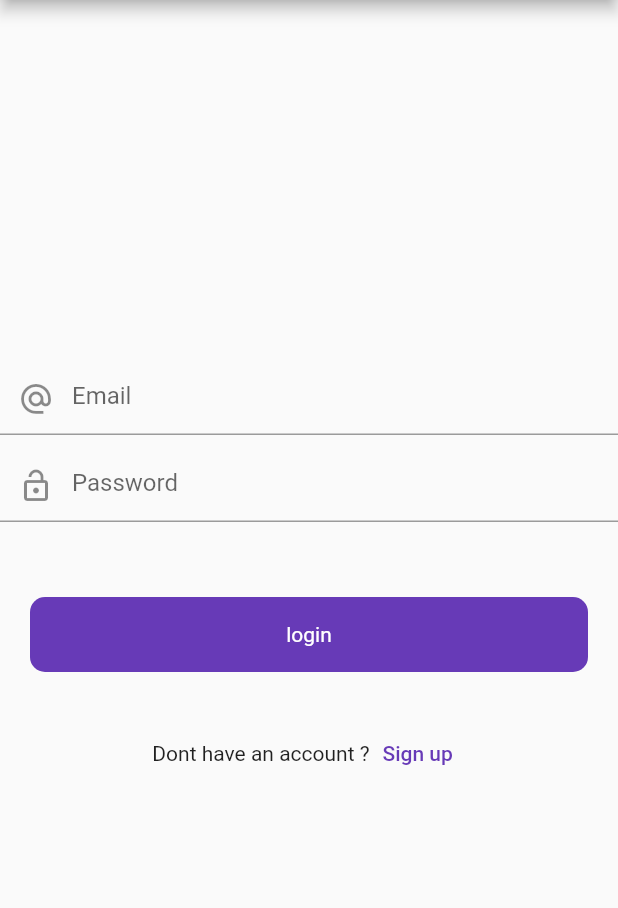
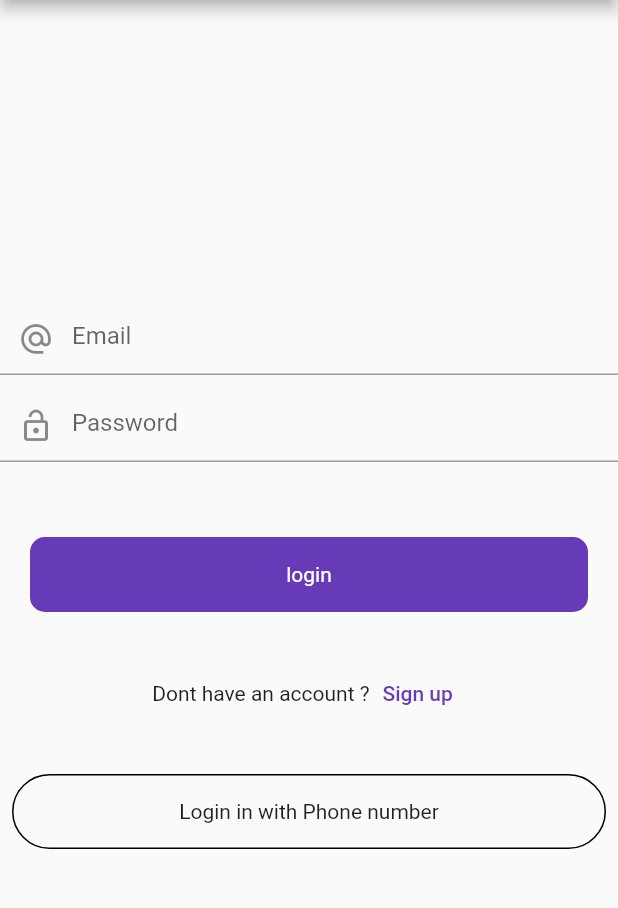
Before and after one commit to voltzylex/Firebase_Auth, a Flutter app: the screen it shows after launch, on a phone screen of 412 x 824 dp, the part 84-992 px from its top. Run offline on Flutter 3.47's test engine with Material 2 defaults, Android fonts, the phone set to English and light mode, and no system bars; our stand-ins replace firebase_auth, firebase_core, fluttertoast; accounts and stored records are empty.

```diff
--- a/lib/ui/auth/login_screen.dart
+++ b/lib/ui/auth/login_screen.dart
@@ -1,3 +1,4 @@
+import 'package:firebase/ui/auth/login_with_phone_number.dart';
 import 'package:firebase/ui/auth/signup_screen.dart';
 import 'package:firebase/ui/posts/posts_screen.dart';
 import 'package:firebase/utils/utilitis.dart';
@@ -26,13 +27,19 @@ class _LoginScreenState extends State<LoginScreen> {
     emailController.dispose();
     passwordController.dispose();
   }
-void login(){
+
+  void login() {
     setState(() {
       loading = true;
     });
-    _auth.signInWithEmailAndPassword(email: emailController.text.toString(), password: passwordController.text.toString()).then((value){
+    _auth
+        .signInWithEmailAndPassword(
+            email: emailController.text.toString(),
+            password: passwordController.text.toString())
+        .then((value) {
       Utils().toastMsg(value.user!.email.toString());
-      Navigator.push(context, MaterialPageRoute(builder: (context)=> PostsScreen()));
+      Navigator.push(
+          context, MaterialPageRoute(builder: (context) => PostsScreen()));
       setState(() {
         loading = false;
       });
@@ -42,7 +49,8 @@ void login(){
         loading = false;
       });
     });
-}
+  }
+
   @override
   Widget build(BuildContext context) {
     return WillPopScope(
@@ -118,7 +126,7 @@ void login(){
             Row(
               mainAxisAlignment: MainAxisAlignment.center,
               children: [
-                Text('Dont have an account ?'),
+                const Text('Dont have an account ?'),
                 TextButton(
                   onPressed: () {
                     Navigator.push(
@@ -126,9 +134,36 @@ void login(){
                       MaterialPageRoute(builder: (context) => SignUpScreen()),
                     );
                   },
-                  child: Text('Sign up'),
+                  child: const Text('Sign up'),
                 ),
               ],
+            ),
+            const SizedBox(
+              height: 30,
+            ),
+            Padding(
+              padding: const EdgeInsets.symmetric(horizontal: 8.0),
+              child: InkWell(
+                onTap: () {
+                  Navigator.push(
+                    context,
+                    MaterialPageRoute(
+                      builder: (context) => LoginWithPhoneNumber(),
+                    ),
+                  );
+                },
+                child: Container(
+                  height: 50,
+                  decoration: BoxDecoration(
+                    borderRadius: BorderRadius.circular(50),
+                    border: Border.all(
+                      color: Colors.black,
+                    ),
+                  ),
+                  child:
+                      const Center(child: Text('Login in with Phone number')),
+                ),
+              ),
             ),
           ],
         ),
```
Also changed, not shown: lib/ui/auth/login_with_phone_number.dart (added, +83 -0 lines), lib/ui/auth/verify_code.dart (added, +70 -0 lines).
